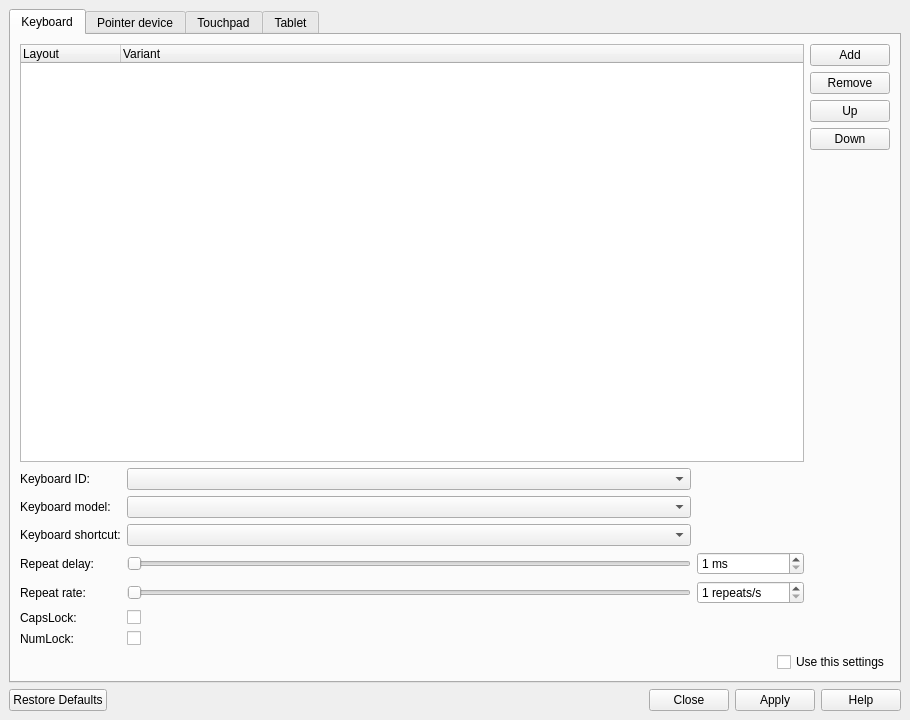
Above: sway_input_config/ui/mainwindow.ui from Sunderland93/sway-input-config before the change. Below: the same form after it.
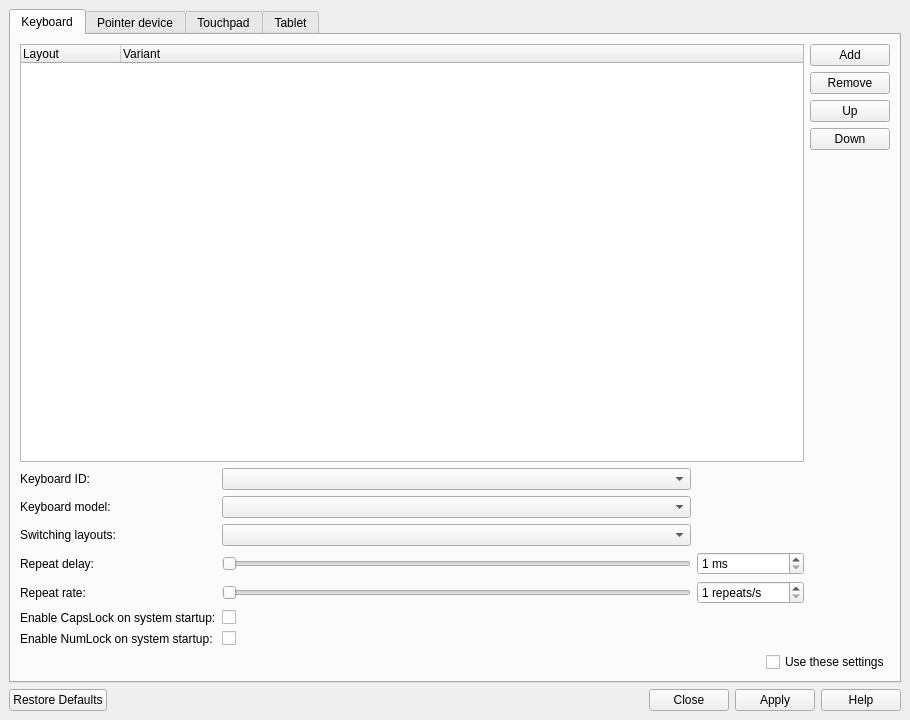
That is the form after the change.

Diff of the .ui file:
```diff
--- a/sway_input_config/ui/mainwindow.ui
+++ b/sway_input_config/ui/mainwindow.ui
@@ -172,7 +172,7 @@
           <item row="2" column="0">
            <widget class="QLabel" name="shortcutLabel">
             <property name="text">
-             <string>Keyboard shortcut:</string>
+             <string>Switching layouts:</string>
             </property>
            </widget>
           </item>
@@ -195,7 +195,7 @@
           <item row="5" column="0">
            <widget class="QLabel" name="caps_lockLabel">
             <property name="text">
-             <string>CapsLock:</string>
+             <string>Enable CapsLock on system startup:</string>
             </property>
            </widget>
           </item>
@@ -288,7 +288,7 @@
           <item row="6" column="0">
            <widget class="QLabel" name="num_lockLabel">
             <property name="text">
-             <string>NumLock:</string>
+             <string>Enable NumLock on system startup:</string>
             </property>
            </widget>
           </item>
@@ -342,7 +342,7 @@
              <enum>Qt::LeftToRight</enum>
             </property>
             <property name="text">
-             <string>Use this settings</string>
+             <string>Use these settings</string>
             </property>
            </widget>
           </item>
```
Left out of the diff: 6 changed lines with no effect on the pictures.
